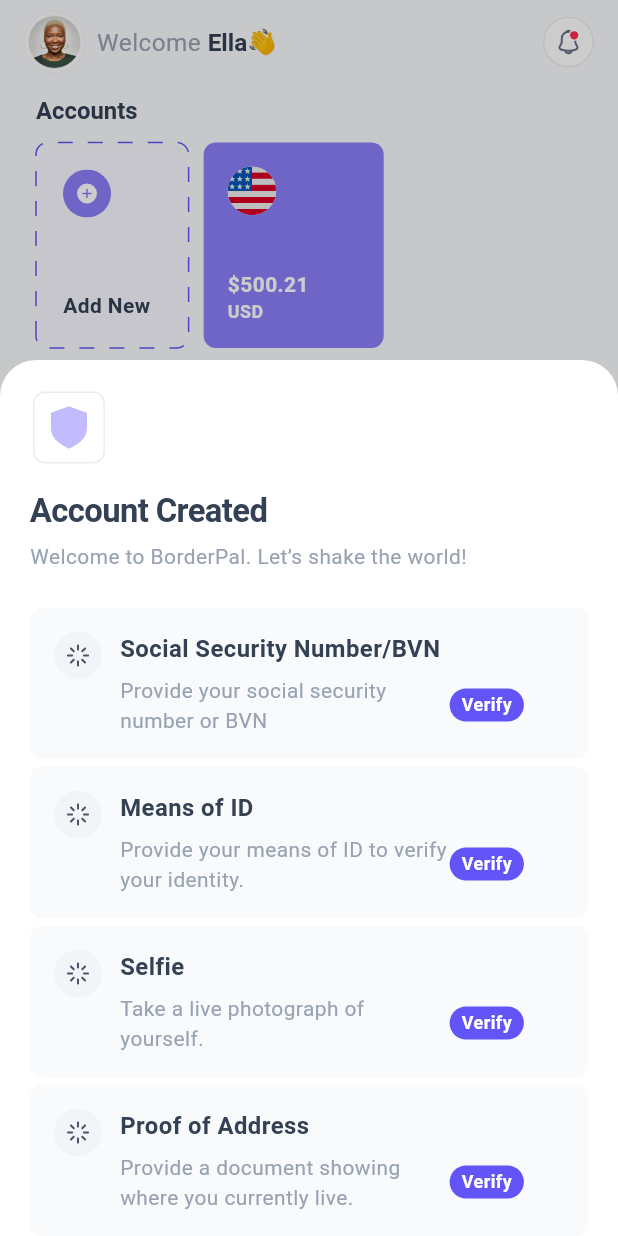
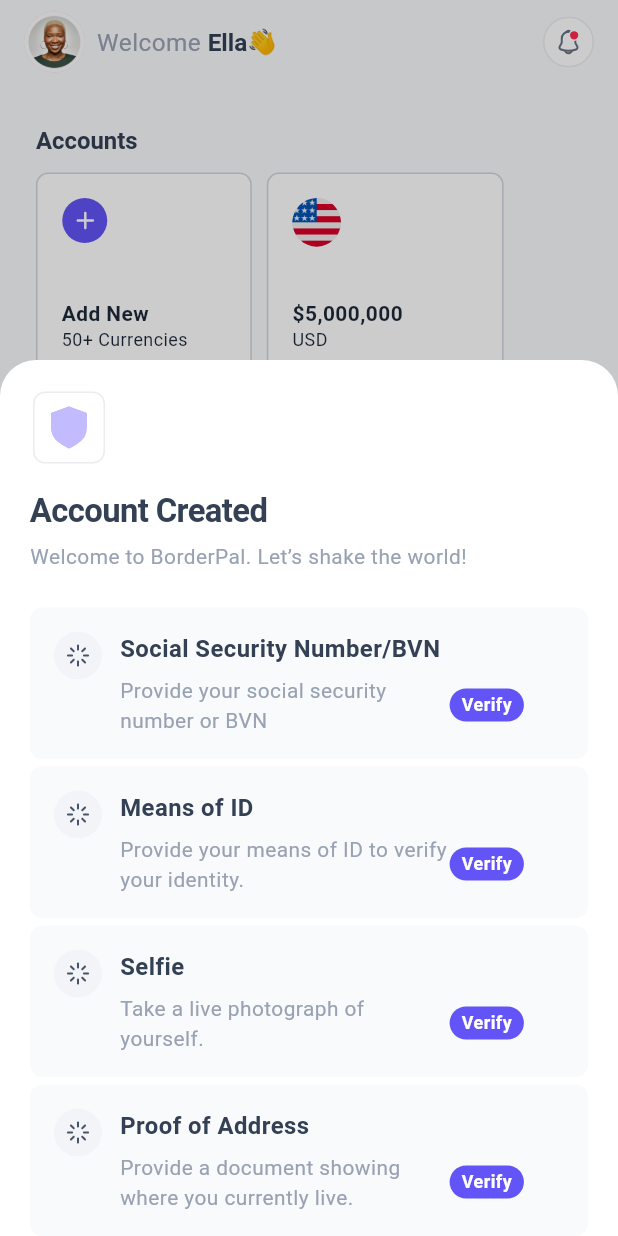
Before and after one commit to maraz-dev/remittance_mobile, a Flutter app: the HomeView screen opened by its route, on a phone screen of 412 x 824 dp. Run offline on Flutter 3.47's test engine with Material 3 defaults, Android fonts, the phone set to English and light mode, and no system bars; drawn by our look-alikes of dotted_border; our stand-ins replace clock, device_info_plus, dio, flutter_animate, flutter_screenutil, flutter_secure_storage and 13 more; missing offline and left inert: curl_logger_dio_interceptor, dio_cache_interceptor, dio_cache_interceptor_hive_store, number_text_input_formatter; accounts and stored records are empty; Roboto replaces fonts that are missing (SFPro).

Commit message:
fix: add new account

```diff
--- a/lib/view/features/auth/login_screen.dart
+++ b/lib/view/features/auth/login_screen.dart
@@ -130,7 +130,7 @@ class _LoginViewState extends ConsumerState<LoginScreen> {
                     decoration: BoxDecoration(
                       color: AppColors.kWhiteColor,
                       borderRadius: BorderRadius.circular(8),
-                      border: Border.all(color: AppColors.kBorderColor),
+                      border: Border.all(color: AppColors.kGrey300),
                       boxShadow: [
                         BoxShadow(
                           color: AppColors.kBoxShadowColor,
--- a/lib/view/features/home/home_view.dart
+++ b/lib/view/features/home/home_view.dart
@@ -46,6 +46,8 @@ class _HomeViewState extends State<HomeView> {
         child: Column(
           crossAxisAlignment: CrossAxisAlignment.start,
           children: [
+            20.0.height,
+
             /// Acounts
             const SectionHeader(text: 'Accounts'),
             12.0.height,
--- a/lib/view/features/home/widgets/add_new_account_card.dart
+++ b/lib/view/features/home/widgets/add_new_account_card.dart
@@ -1,9 +1,9 @@
-import 'package:dotted_border/dotted_border.dart';
 import 'package:flutter/material.dart';
 import 'package:flutter_screenutil/flutter_screenutil.dart';
-import 'package:flutter_svg/svg.dart';
+import 'package:remittance_mobile/view/features/transactions/widgets/card_icon.dart';
 import 'package:remittance_mobile/view/theme/app_colors.dart';
 import 'package:remittance_mobile/view/utils/app_images.dart';
+import 'package:remittance_mobile/view/utils/extensions.dart';
 
 class AddNewAccountCard extends StatelessWidget {
   const AddNewAccountCard({
@@ -12,28 +12,43 @@ class AddNewAccountCard extends StatelessWidget {
 
   @override
   Widget build(BuildContext context) {
-    return DottedBorder(
-      color: AppColors.kPrimaryColor,
-      borderType: BorderType.RRect,
-      radius: const Radius.circular(8),
-      dashPattern: const [10, 10],
-      child: Container(
+    return Container(
       padding: const EdgeInsets.all(16),
       decoration: BoxDecoration(
-            color: AppColors.kTextBorderColor,
-            borderRadius: BorderRadius.circular(8.r)),
+          color: AppColors.kWhiteColor,
+          borderRadius: BorderRadius.circular(8.r),
+          border: Border.all(color: AppColors.kGrey300)),
       child: Column(
         crossAxisAlignment: CrossAxisAlignment.start,
         mainAxisAlignment: MainAxisAlignment.spaceBetween,
         children: [
-            SvgPicture.asset(AppImages.homeViewAdd),
+          CardIcon(
+            image: AppImages.add,
+            bgColor: AppColors.kPrimaryColor,
+            padding: 5,
+            iconColor: AppColors.kWhiteColor.colorFilterMode(),
+          ),
+          Column(
+            crossAxisAlignment: CrossAxisAlignment.start,
+            children: [
+              SizedBox(
+                width: 100.w,
+                child: Text(
+                  'Add New',
+                  style: Theme.of(context).textTheme.bodyMedium!.copyWith(
+                      color: AppColors.kGrey800, fontWeight: FontWeight.bold),
+                ),
+              ),
               Text(
-              'Add New \t',
-              style: Theme.of(context).textTheme.bodyMedium!.copyWith(
-                  color: AppColors.kGrey700, fontWeight: FontWeight.bold),
+                '50+ Currencies',
+                style: Theme.of(context)
+                    .textTheme
+                    .bodySmall!
+                    .copyWith(color: AppColors.kGrey800),
+              ),
+            ],
           )
         ],
-        ),
       ),
     );
   }
--- a/lib/view/features/home/widgets/home_account_card.dart
+++ b/lib/view/features/home/widgets/home_account_card.dart
@@ -17,9 +17,10 @@ class AccountsCard extends StatelessWidget {
       onTap: onPressed,
       child: Container(
         padding:
-            const EdgeInsets.only(top: 16, left: 16, bottom: 16, right: 50),
+            const EdgeInsets.only(top: 16, left: 16, bottom: 16, right: 30),
         decoration: BoxDecoration(
-            color: AppColors.kCardColor,
+            color: AppColors.kWhiteColor,
+            border: Border.all(color: AppColors.kGrey300),
             borderRadius: BorderRadius.circular(8.r)),
         child: Column(
           crossAxisAlignment: CrossAxisAlignment.start,
@@ -32,17 +33,21 @@ class AccountsCard extends StatelessWidget {
             Column(
               crossAxisAlignment: CrossAxisAlignment.start,
               children: [
-                Text(
-                  500.21.amountWithCurrency('usd'),
-                  style: Theme.of(context).textTheme.bodyMedium!.copyWith(
-                      color: AppColors.kWhiteColor,
-                      fontWeight: FontWeight.bold),
+                SizedBox(
+                  width: 100.w,
+                  child: Text(
+                    5000000.amountWithCurrency('usd'),
+                    overflow: TextOverflow.ellipsis,
+                    style: Theme.of(context).textTheme.bodyMedium!.copyWith(
+                        color: AppColors.kGrey800, fontWeight: FontWeight.bold),
+                  ),
                 ),
                 Text(
                   'USD',
-                  style: Theme.of(context).textTheme.bodySmall!.copyWith(
-                      color: AppColors.kWhiteColor,
-                      fontWeight: FontWeight.bold),
+                  style: Theme.of(context)
+                      .textTheme
+                      .bodySmall!
+                      .copyWith(color: AppColors.kGrey800),
                 ),
               ],
             )
--- a/lib/view/features/home/widgets/home_service_card.dart
+++ b/lib/view/features/home/widgets/home_service_card.dart
@@ -20,7 +20,7 @@ class HomeServiceCard extends StatelessWidget {
       padding: const EdgeInsets.all(8),
       decoration: BoxDecoration(
           borderRadius: BorderRadius.circular(30),
-          border: Border.all(color: AppColors.kBorderColor)),
+          border: Border.all(color: AppColors.kGrey300)),
       child: Row(
         mainAxisSize: MainAxisSize.min,
         children: [
--- a/lib/view/features/home/widgets/rates_card.dart
+++ b/lib/view/features/home/widgets/rates_card.dart
@@ -20,7 +20,7 @@ class RatesCard extends StatelessWidget {
       showContainer: showBorder ?? true,
       decoration: BoxDecoration(
         borderRadius: BorderRadius.circular(8.r),
-        border: Border.all(color: AppColors.kBorderColor),
+        border: Border.all(color: AppColors.kGrey300),
       ),
       child: Row(
         children: [
--- a/lib/view/features/transactions/transaction_history_view.dart
+++ b/lib/view/features/transactions/transaction_history_view.dart
@@ -98,7 +98,7 @@ class _TransactionHistoryViewState extends State<TransactionHistoryView> {
                       decoration: BoxDecoration(
                         color: AppColors.kWhiteColor,
                         borderRadius: BorderRadius.circular(8.r),
-                        border: Border.all(color: AppColors.kBorderColor),
+                        border: Border.all(color: AppColors.kGrey300),
                       ),
                       child: SvgPicture.asset(AppImages.filterList),
                     ),
--- a/lib/view/features/transactions/widgets/card_icon.dart
+++ b/lib/view/features/transactions/widgets/card_icon.dart
@@ -6,11 +6,13 @@ class CardIcon extends StatelessWidget {
   final String image;
   final double? padding;
   final Color? bgColor;
+  final ColorFilter? iconColor;
   const CardIcon({
     super.key,
     required this.image,
     this.padding,
     this.bgColor,
+    this.iconColor,
   });
 
   @override
@@ -21,7 +23,10 @@ class CardIcon extends StatelessWidget {
         shape: BoxShape.circle,
         color: bgColor ?? AppColors.kSuccessColor50,
       ),
-      child: SvgPicture.asset(image),
+      child: SvgPicture.asset(
+        image,
+        colorFilter: iconColor,
+      ),
     );
   }
 }
--- a/lib/view/features/transactions/widgets/transaction_details_amount_card.dart
+++ b/lib/view/features/transactions/widgets/transaction_details_amount_card.dart
@@ -13,7 +13,7 @@ class TransactionDetailsAmountCard extends StatelessWidget {
     return Container(
       padding: const EdgeInsets.symmetric(horizontal: 16, vertical: 21),
       decoration: BoxDecoration(
-        border: Border.all(color: AppColors.kBorderColor),
+        border: Border.all(color: AppColors.kGrey300),
         borderRadius: BorderRadius.circular(8.r),
       ),
       child: Row(
--- a/lib/view/theme/app_colors.dart
+++ b/lib/view/theme/app_colors.dart
@@ -4,8 +4,10 @@ abstract class AppColors {
   static const kPrimaryColor = Color(0xFF6254F6);
   static const kGrey50 = Color(0xFFF9FAFB);
   static const kGrey100 = Color(0xFFF2F4F7);
+  static const kGrey300 = Color(0xFFD0D5DD);
   static const kGrey200 = Color(0xFFEAECF0);
   static const kGrey700 = Color(0xFF344054);
+  static const kGrey800 = Color(0xFF1D2939);
   static const kSecondaryColorTwo = Color(0xFF98A2B3);
 
   static const kInactiveColor = Color(0xFF6B7280);
@@ -26,7 +28,6 @@ abstract class AppColors {
   static const kWarningColor = Color(0xFFDC6803);
   static const kWarningColor50 = Color(0xFFFFFAEB);
   static const kErrorColor = Color(0xFFFA3157);
-  static const kBorderColor = Color(0xFFD0D5DD);
   static const kTextBorderColor = Color(0xFFF9F8FF);
   static final kBoxShadowColor = const Color(0xFF101828).withOpacity(0.1);
 }
--- a/lib/view/theme/app_theme.dart
+++ b/lib/view/theme/app_theme.dart
@@ -19,7 +19,7 @@ InputDecorationTheme inputDecorationTheme() {
   );
   OutlineInputBorder defaultInputBorder = OutlineInputBorder(
     borderRadius: BorderRadius.circular(8),
-    borderSide: const BorderSide(color: AppColors.kBorderColor, width: 1),
+    borderSide: const BorderSide(color: AppColors.kGrey300, width: 1),
   );
   OutlineInputBorder errorInputBorder = OutlineInputBorder(
     borderRadius: BorderRadius.circular(8),
--- a/lib/view/utils/extensions.dart
+++ b/lib/view/utils/extensions.dart
@@ -1,6 +1,7 @@
 import 'package:flutter/material.dart';
 import 'package:intl/intl.dart';
 
+/// For SizedBox Spacing
 extension DoubleExt on double {
   BorderRadius get toBorderRadius => BorderRadius.circular(this);
 
@@ -14,7 +15,9 @@ extension DoubleExt on double {
   SizedBox get width => SizedBox(width: this);
 }
 
+// For Currency Formatting on Double
 extension Amount on double {
+  /// For Currency Formatting on Double
   String amountWithCurrency(String symbol) {
     String currencySymbol = '₦';
     switch (symbol) {
@@ -37,7 +40,9 @@ extension Amount on double {
   }
 }
 
+// For Currency Formatting on Int
 extension IntAmount on int {
+  /// For Currency Formatting on Int
   String amountWithCurrency(String symbol) {
     String currencySymbol = '₦';
     switch (symbol) {
@@ -59,3 +64,11 @@ extension IntAmount on int {
     return formatter.format(this);
   }
 }
+
+// For Color on SVG Assets
+extension SvgColor on Color {
+  /// For Color on SVG Assets
+  ColorFilter colorFilterMode() {
+    return ColorFilter.mode(this, BlendMode.srcIn);
+  }
+}
--- a/lib/view/widgets/amount_input.dart
+++ b/lib/view/widgets/amount_input.dart
@@ -36,7 +36,7 @@ class AmountInput extends StatelessWidget {
           decoration: BoxDecoration(
             color: AppColors.kWhiteColor,
             borderRadius: BorderRadius.circular(12.r),
-            border: Border.all(color: AppColors.kBorderColor),
+            border: Border.all(color: AppColors.kGrey300),
           ),
           child: Row(
             mainAxisAlignment: MainAxisAlignment.spaceBetween,
--- a/lib/view/widgets/auth_btn.dart
+++ b/lib/view/widgets/auth_btn.dart
@@ -17,7 +17,7 @@ class AuthBtn extends StatelessWidget {
         width: double.infinity,
         decoration: BoxDecoration(
             borderRadius: BorderRadius.circular(8),
-            border: Border.all(color: AppColors.kBorderColor)),
+            border: Border.all(color: AppColors.kGrey300)),
         child: SvgPicture.asset(image),
       ),
     );
--- a/lib/view/widgets/success_bottomsheet.dart
+++ b/lib/view/widgets/success_bottomsheet.dart
@@ -53,7 +53,7 @@ class SuccessBottomSheet extends StatelessWidget {
                 text: 'See Transaction Receipt',
                 color: AppColors.kWhiteColor,
                 textColor: AppColors.kGrey700,
-                borderColor: AppColors.kBorderColor,
+                borderColor: AppColors.kGrey300,
                 onPressed: () {
                   context.pop();
                   context.pushNamed(TransactionDetails.path);
```
Lines whose indentation alone changed are shown as unchanged.
